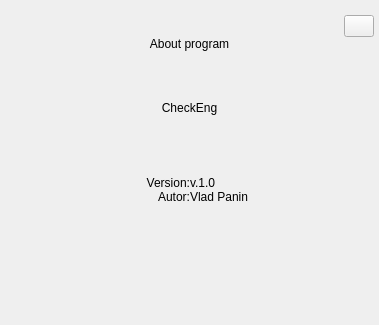
Before: the Qt Designer form checkeng/dialogs/about/about.ui in kusanekinov/CheckEng, drawn with Qt 5.
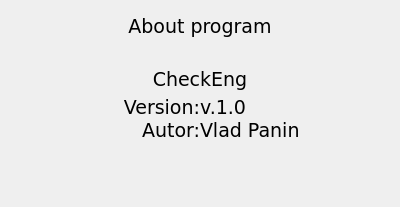
After: the same form once the commit is applied.

Commit message: fix about dialog

Patch:
```diff
--- a/checkeng/dialogs/about/about.ui
+++ b/checkeng/dialogs/about/about.ui
@@ -6,13 +6,16 @@
    <rect>
     <x>0</x>
     <y>0</y>
-    <width>379</width>
-    <height>325</height>
+    <width>400</width>
+    <height>207</height>
    </rect>
   </property>
   <property name="font">
    <font>
-    <family>MS Shell Dlg 2</family>
+    <family>DejaVu Sans</family>
+    <pointsize>14</pointsize>
+    <weight>50</weight>
+    <bold>false</bold>
    </font>
   </property>
   <property name="windowTitle">
@@ -37,34 +40,6 @@
    <property name="bottomMargin">
     <number>25</number>
    </property>
-   <item>
-    <widget class="QPushButton" name="pb_close">
-     <property name="minimumSize">
-      <size>
-       <width>30</width>
-       <height>0</height>
-      </size>
-     </property>
-     <property name="maximumSize">
-      <size>
-       <width>30</width>
-       <height>30</height>
-      </size>
-     </property>
-     <property name="cursor">
-      <cursorShape>PointingHandCursor</cursorShape>
-     </property>
-     <property name="focusPolicy">
-      <enum>Qt::NoFocus</enum>
-     </property>
-     <property name="layoutDirection">
-      <enum>Qt::RightToLeft</enum>
-     </property>
-     <property name="text">
-      <string/>
-     </property>
-    </widget>
-   </item>
    <item>
     <layout class="QHBoxLayout" name="horizontalLayout">
      <property name="spacing">
@@ -102,6 +77,14 @@
         </property>
         <item>
          <widget class="QLabel" name="l_title">
+          <property name="font">
+           <font>
+            <family>DejaVu Sans</family>
+            <pointsize>14</pointsize>
+            <weight>50</weight>
+            <bold>false</bold>
+           </font>
+          </property>
           <property name="text">
            <string>About program</string>
           </property>
@@ -130,22 +113,6 @@
            </property>
            <item>
             <layout class="QHBoxLayout" name="hl">
-             <item>
-              <spacer name="hs_3">
-               <property name="orientation">
-                <enum>Qt::Horizontal</enum>
-               </property>
-               <property name="sizeType">
-                <enum>QSizePolicy::Minimum</enum>
-               </property>
-               <property name="sizeHint" stdset="0">
-                <size>
-                 <width>40</width>
-                 <height>20</height>
-                </size>
-               </property>
-              </spacer>
-             </item>
              <item>
               <widget class="QWidget" name="w_logoAbout" native="true">
                <property name="styleSheet">
@@ -153,26 +120,18 @@
                </property>
               </widget>
              </item>
-             <item>
-              <spacer name="hs_4">
-               <property name="orientation">
-                <enum>Qt::Horizontal</enum>
-               </property>
-               <property name="sizeType">
-                <enum>QSizePolicy::Minimum</enum>
-               </property>
-               <property name="sizeHint" stdset="0">
-                <size>
-                 <width>40</width>
-                 <height>20</height>
-                </size>
-               </property>
-              </spacer>
-             </item>
             </layout>
            </item>
            <item>
             <widget class="QLabel" name="l_aboutSurv">
+             <property name="font">
+              <font>
+               <family>DejaVu Sans</family>
+               <pointsize>14</pointsize>
+               <weight>50</weight>
+               <bold>false</bold>
+              </font>
+             </property>
              <property name="text">
               <string>&lt;html&gt;&lt;head/&gt;&lt;body&gt;&lt;p&gt;CheckEng&lt;/p&gt;&lt;/body&gt;&lt;/html&gt;</string>
              </property>
@@ -198,6 +157,14 @@
             <layout class="QHBoxLayout" name="hl_2">
              <item>
               <widget class="QLabel" name="l_ver">
+               <property name="font">
+                <font>
+                 <family>DejaVu Sans</family>
+                 <pointsize>14</pointsize>
+                 <weight>50</weight>
+                 <bold>false</bold>
+                </font>
+               </property>
                <property name="layoutDirection">
                 <enum>Qt::RightToLeft</enum>
                </property>
@@ -211,6 +178,17 @@
              </item>
              <item>
               <widget class="QLabel" name="l_verInfo">
+               <property name="font">
+                <font>
+                 <family>DejaVu Sans</family>
+                 <pointsize>14</pointsize>
+                 <weight>50</weight>
+                 <bold>false</bold>
+                </font>
+               </property>
+               <property name="layoutDirection">
+                <enum>Qt::LeftToRight</enum>
+               </property>
                <property name="text">
                 <string>v.1.0</string>
                </property>
@@ -222,6 +200,14 @@
             <layout class="QHBoxLayout" name="hor4">
              <item>
               <widget class="QLabel" name="l_autor">
+               <property name="font">
+                <font>
+                 <family>DejaVu Sans</family>
+                 <pointsize>14</pointsize>
+                 <weight>50</weight>
+                 <bold>false</bold>
+                </font>
+               </property>
                <property name="layoutDirection">
                 <enum>Qt::RightToLeft</enum>
                </property>
@@ -235,6 +221,14 @@
              </item>
              <item>
               <widget class="QLabel" name="l_autorInfo">
+               <property name="font">
+                <font>
+                 <family>DejaVu Sans</family>
+                 <pointsize>14</pointsize>
+                 <weight>50</weight>
+                 <bold>false</bold>
+                </font>
+               </property>
                <property name="text">
                 <string>Vlad Panin</string>
                </property>
```
Left out of the diff: 19 changed lines with no effect on the pictures. The commit also changes 1 other file.
